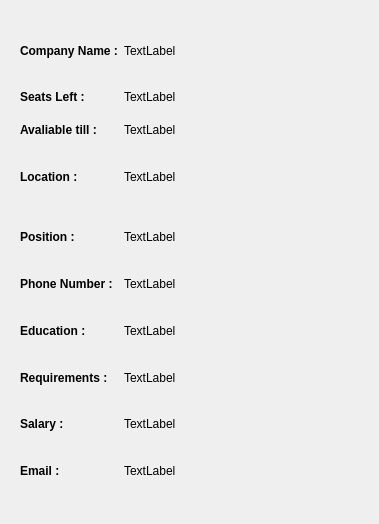
Before: the Qt Designer form viewJob.ui in santabou/JobMatch, drawn with Qt 5.
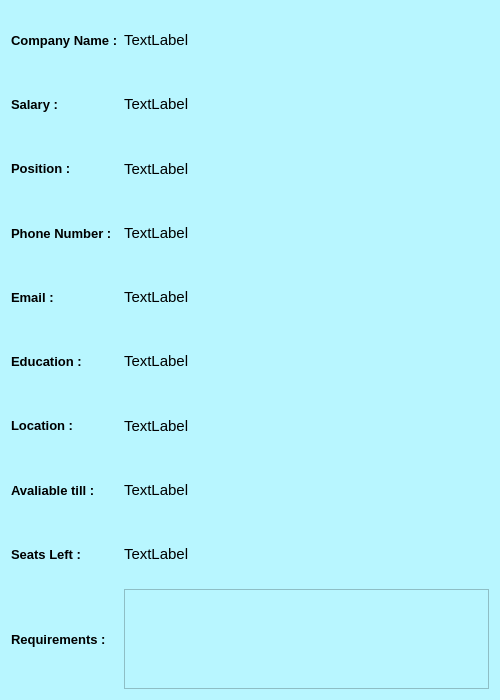
After: the same form once the commit is applied.

Patch:
```diff
--- a/viewJob.ui
+++ b/viewJob.ui
@@ -6,86 +6,48 @@
    <rect>
     <x>0</x>
     <y>0</y>
-    <width>379</width>
-    <height>524</height>
+    <width>500</width>
+    <height>700</height>
    </rect>
   </property>
+  <property name="font">
+   <font>
+    <pointsize>11</pointsize>
+   </font>
+  </property>
   <property name="windowTitle">
    <string>Form</string>
   </property>
-  <widget class="QWidget" name="gridLayoutWidget">
-   <property name="geometry">
-    <rect>
-     <x>20</x>
-     <y>30</y>
-     <width>341</width>
-     <height>461</height>
-    </rect>
-   </property>
+  <property name="autoFillBackground">
+   <bool>false</bool>
+  </property>
+  <property name="styleSheet">
+   <string notr="true">border-color: #4E97D1;
+gridline-color: rgb(0, 0, 0);
+border-color: rgb(0, 0, 0);
+background-color: rgb(184, 246, 255)
+
+</string>
+  </property>
+  <layout class="QGridLayout" name="gridLayout_2">
+   <property name="sizeConstraint">
+    <enum>QLayout::SetDefaultConstraint</enum>
+   </property>
+   <item row="0" column="0">
    <layout class="QGridLayout" name="gridLayout">
-    <item row="2" column="0" alignment="Qt::AlignTop">
-     <widget class="QLabel" name="label_13">
-      <property name="font">
-       <font>
-        <bold>true</bold>
-       </font>
-      </property>
-      <property name="text">
-       <string>Avaliable till :</string>
-      </property>
-     </widget>
-    </item>
-    <item row="6" column="1" alignment="Qt::AlignTop">
+     <item row="6" column="1">
      <widget class="QLabel" name="loclabel">
       <property name="text">
        <string>TextLabel</string>
       </property>
      </widget>
     </item>
-    <item row="8" column="1">
-     <widget class="QLabel" name="pnblabel">
-      <property name="text">
-       <string>TextLabel</string>
-      </property>
-     </widget>
-    </item>
-    <item row="9" column="1">
-     <widget class="QLabel" name="edulabel">
-      <property name="text">
-       <string>TextLabel</string>
-      </property>
-     </widget>
-    </item>
-    <item row="6" column="0" alignment="Qt::AlignTop">
-     <widget class="QLabel" name="label_16">
-      <property name="font">
-       <font>
-        <bold>true</bold>
-       </font>
-      </property>
-      <property name="text">
-       <string>Location :</string>
-      </property>
-     </widget>
-    </item>
-    <item row="1" column="1">
-     <widget class="QLabel" name="seatlabel">
-      <property name="text">
-       <string>TextLabel</string>
-      </property>
-     </widget>
-    </item>
-    <item row="10" column="1">
-     <widget class="QLabel" name="reqlabel">
-      <property name="text">
-       <string>TextLabel</string>
-      </property>
-     </widget>
-    </item>
-    <item row="7" column="0">
+     <item row="2" column="0">
      <widget class="QLabel" name="label_3">
       <property name="font">
        <font>
+         <pointsize>10</pointsize>
+         <weight>75</weight>
         <bold>true</bold>
        </font>
       </property>
@@ -94,59 +56,26 @@
       </property>
      </widget>
     </item>
-    <item row="0" column="0">
-     <widget class="QLabel" name="label">
-      <property name="sizePolicy">
-       <sizepolicy hsizetype="Fixed" vsizetype="Preferred">
-        <horstretch>0</horstretch>
-        <verstretch>0</verstretch>
-       </sizepolicy>
-      </property>
+     <item row="4" column="0">
+      <widget class="QLabel" name="label_11">
       <property name="font">
        <font>
+         <pointsize>10</pointsize>
+         <weight>75</weight>
         <bold>true</bold>
        </font>
       </property>
       <property name="text">
-       <string>Company Name :</string>
+        <string>Email :</string>
       </property>
      </widget>
     </item>
-    <item row="8" column="0">
-     <widget class="QLabel" name="label_7">
-      <property name="font">
-       <font>
-        <bold>true</bold>
-       </font>
-      </property>
-      <property name="text">
-       <string>Phone Number :</string>
-      </property>
-     </widget>
-    </item>
-    <item row="9" column="0">
-     <widget class="QLabel" name="label_15">
-      <property name="font">
-       <font>
-        <bold>true</bold>
-       </font>
-      </property>
-      <property name="text">
-       <string>Education :</string>
-      </property>
-     </widget>
-    </item>
-    <item row="7" column="1">
-     <widget class="QLabel" name="poslabel">
-      <property name="text">
-       <string>TextLabel</string>
-      </property>
-     </widget>
-    </item>
-    <item row="10" column="0">
+     <item row="18" column="0">
      <widget class="QLabel" name="label_17">
       <property name="font">
        <font>
+         <pointsize>10</pointsize>
+         <weight>75</weight>
         <bold>true</bold>
        </font>
       </property>
@@ -155,24 +84,17 @@
       </property>
      </widget>
     </item>
-    <item row="12" column="1">
-     <widget class="QLabel" name="emlabel">
-      <property name="text">
-       <string>TextLabel</string>
-      </property>
-     </widget>
-    </item>
-    <item row="11" column="1">
-     <widget class="QLabel" name="sallabel">
+     <item row="6" column="0">
+      <widget class="QLabel" name="label_16">
+       <property name="font">
+        <font>
+         <pointsize>10</pointsize>
+         <weight>75</weight>
+         <bold>true</bold>
+        </font>
+       </property>
       <property name="text">
-       <string>TextLabel</string>
-      </property>
-     </widget>
-    </item>
-    <item row="2" column="1" alignment="Qt::AlignTop">
-     <widget class="QLabel" name="avalabel">
-      <property name="text">
-       <string>TextLabel</string>
+        <string>Location :</string>
       </property>
      </widget>
     </item>
@@ -189,22 +111,94 @@
       </property>
      </widget>
     </item>
+     <item row="5" column="0">
+      <widget class="QLabel" name="label_15">
+       <property name="font">
+        <font>
+         <pointsize>10</pointsize>
+         <weight>75</weight>
+         <bold>true</bold>
+        </font>
+       </property>
+       <property name="text">
+        <string>Education :</string>
+       </property>
+      </widget>
+     </item>
+     <item row="4" column="1">
+      <widget class="QLabel" name="emlabel">
+       <property name="styleSheet">
+        <string notr="true">gridline-color: rgb(0, 0, 0);</string>
+       </property>
+       <property name="frameShape">
+        <enum>QFrame::NoFrame</enum>
+       </property>
+       <property name="text">
+        <string>TextLabel</string>
+       </property>
+      </widget>
+     </item>
+     <item row="3" column="1">
+      <widget class="QLabel" name="pnblabel">
+       <property name="text">
+        <string>TextLabel</string>
+       </property>
+      </widget>
+     </item>
+     <item row="5" column="1">
+      <widget class="QLabel" name="edulabel">
+       <property name="text">
+        <string>TextLabel</string>
+       </property>
+      </widget>
+     </item>
+     <item row="2" column="1">
+      <widget class="QLabel" name="poslabel">
+       <property name="text">
+        <string>TextLabel</string>
+       </property>
+      </widget>
+     </item>
+     <item row="0" column="0">
+      <widget class="QLabel" name="label">
+       <property name="sizePolicy">
+        <sizepolicy hsizetype="Fixed" vsizetype="Preferred">
+         <horstretch>0</horstretch>
+         <verstretch>0</verstretch>
+        </sizepolicy>
+       </property>
+       <property name="font">
+        <font>
+         <pointsize>10</pointsize>
+         <weight>75</weight>
+         <bold>true</bold>
+        </font>
+       </property>
+       <property name="text">
+        <string>Company Name :</string>
+       </property>
+      </widget>
+     </item>
+     <item row="3" column="0">
+      <widget class="QLabel" name="label_7">
+       <property name="font">
+        <font>
+         <pointsize>10</pointsize>
+         <weight>75</weight>
+         <bold>true</bold>
+        </font>
+       </property>
+       <property name="text">
+        <string>Phone Number :</string>
+       </property>
+      </widget>
+     </item>
     <item row="1" column="0">
-     <widget class="QLabel" name="label_9">
-      <property name="font">
-       <font>
-        <bold>true</bold>
-       </font>
-      </property>
-      <property name="text">
-       <string>Seats Left :</string>
-      </property>
-     </widget>
-    </item>
-    <item row="11" column="0">
      <widget class="QLabel" name="label_5">
       <property name="font">
        <font>
+         <pointsize>10</pointsize>
+         <weight>75</weight>
         <bold>true</bold>
        </font>
       </property>
@@ -213,20 +207,81 @@
       </property>
      </widget>
     </item>
-    <item row="12" column="0">
-     <widget class="QLabel" name="label_11">
+     <item row="1" column="1">
+      <widget class="QLabel" name="sallabel">
+       <property name="text">
+        <string>TextLabel</string>
+       </property>
+      </widget>
+     </item>
+     <item row="18" column="1">
+      <widget class="QTextBrowser" name="reqlabel">
+       <property name="minimumSize">
+        <size>
+         <width>0</width>
+         <height>0</height>
+        </size>
+       </property>
+       <property name="maximumSize">
+        <size>
+         <width>16777215</width>
+         <height>100</height>
+        </size>
+       </property>
+       <property name="html">
+        <string>&lt;!DOCTYPE HTML PUBLIC &quot;-//W3C//DTD HTML 4.0//EN&quot; &quot;http://www.w3.org/TR/REC-html40/strict.dtd&quot;&gt;
+&lt;html&gt;&lt;head&gt;&lt;meta name=&quot;qrichtext&quot; content=&quot;1&quot; /&gt;&lt;style type=&quot;text/css&quot;&gt;
+p, li { white-space: pre-wrap; }
+&lt;/style&gt;&lt;/head&gt;&lt;body style=&quot; font-family:'MS Shell Dlg 2'; font-size:7.8pt; font-weight:400; font-style:normal;&quot;&gt;
+&lt;p style=&quot;-qt-paragraph-type:empty; margin-top:0px; margin-bottom:0px; margin-left:0px; margin-right:0px; -qt-block-indent:0; text-indent:0px;&quot;&gt;&lt;br /&gt;&lt;/p&gt;&lt;/body&gt;&lt;/html&gt;</string>
+       </property>
+      </widget>
+     </item>
+     <item row="10" column="0">
+      <widget class="QLabel" name="label_9">
       <property name="font">
        <font>
+         <pointsize>10</pointsize>
+         <weight>75</weight>
         <bold>true</bold>
        </font>
       </property>
       <property name="text">
-       <string>Email :</string>
+        <string>Seats Left :</string>
       </property>
      </widget>
     </item>
-   </layout>
-  </widget>
+     <item row="9" column="0">
+      <widget class="QLabel" name="label_13">
+       <property name="font">
+        <font>
+         <pointsize>10</pointsize>
+         <weight>75</weight>
+         <bold>true</bold>
+        </font>
+       </property>
+       <property name="text">
+        <string>Avaliable till :</string>
+       </property>
+      </widget>
+     </item>
+     <item row="10" column="1">
+      <widget class="QLabel" name="seatlabel">
+       <property name="text">
+        <string>TextLabel</string>
+       </property>
+      </widget>
+     </item>
+     <item row="9" column="1">
+      <widget class="QLabel" name="avalabel">
+       <property name="text">
+        <string>TextLabel</string>
+       </property>
+      </widget>
+     </item>
+    </layout>
+   </item>
+  </layout>
  </widget>
  <resources/>
  <connections/>
```
Lines whose indentation alone changed are shown as unchanged.
